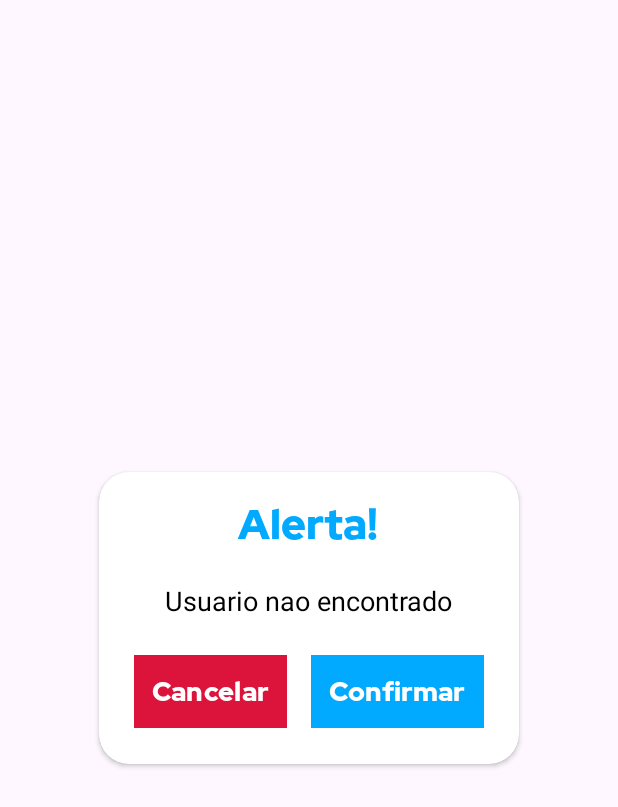
After one commit to PyMarcus/python_de_bolso, an Android app: the layout notify.xml on its own in the app's theme, with its tools: preview values and no code run, on a phone screen of 412 x 824 dp. The commit adds this screen. Shown: the top 807 px of the screen. Run offline under Robolectric (Android 15) with nearby library versions, the light colour scheme and no system bars.

Commit message:
add notifications

```diff
--- /dev/null
+++ b/app/src/main/res/layout/notify.xml
@@ -0,0 +1,80 @@
+<?xml version="1.0" encoding="utf-8"?>
+<androidx.cardview.widget.CardView xmlns:android="http://schemas.android.com/apk/res/android"
+    android:layout_width="280dp"
+    android:layout_height="wrap_content"
+    xmlns:app="http://schemas.android.com/apk/res-auto"
+    app:cardBackgroundColor="@color/white"
+    app:cardCornerRadius="20dp"
+    android:layout_gravity="center"
+    android:layout_marginHorizontal="20dp"
+    >
+
+    <LinearLayout
+        android:gravity="center"
+        android:layout_width="match_parent"
+        android:layout_height="wrap_content"
+        android:orientation="vertical"
+        android:padding="16dp"
+        >
+        <com.google.android.material.textview.MaterialTextView
+            android:id="@+id/title"
+            android:layout_width="wrap_content"
+            android:layout_height="wrap_content"
+            android:text="Alerta!"
+            android:textColor="@color/blue"
+            android:textSize="28sp"
+            android:textStyle="bold"
+            style="@style/startTitle"
+            android:layout_marginBottom="20dp"
+            />
+
+        <com.google.android.material.textview.MaterialTextView
+            android:id="@+id/message"
+            android:layout_width="wrap_content"
+            android:layout_height="wrap_content"
+            android:text="Usuario nao encontrado"
+            android:textColor="@color/black"
+            android:textSize="18sp"
+            android:textStyle="normal"
+            />
+
+        <LinearLayout
+            android:layout_width="match_parent"
+            android:layout_height="wrap_content"
+            android:orientation="horizontal"
+            android:gravity="center"
+            android:layout_marginTop="16dp"
+            android:padding="4dp">
+
+            <Button
+                android:id="@+id/notify_cancel"
+                android:layout_width="wrap_content"
+                android:layout_height="wrap_content"
+                android:text="@string/cancel"
+                android:backgroundTint="@color/red"
+                android:fontFamily="@font/bold"
+                android:padding="12dp"
+                app:cornerRadius="0dp"
+                android:layout_marginEnd="8dp"
+                android:textSize="18sp"
+                android:gravity="center"
+            />
+
+            <Button
+                android:id="@+id/notify_ok"
+                android:layout_width="wrap_content"
+                android:layout_height="wrap_content"
+                android:text="@string/ok"
+                android:backgroundTint="@color/blue"
+                android:fontFamily="@font/bold"
+                android:padding="12dp"
+                app:cornerRadius="0dp"
+                android:layout_marginStart="8dp"
+                android:textSize="18sp"
+                android:gravity="center"
+            />
+        </LinearLayout>
+
+    </LinearLayout>
+
+</androidx.cardview.widget.CardView>
--- a/app/src/main/res/values/colors.xml
+++ b/app/src/main/res/values/colors.xml
@@ -4,4 +4,5 @@
     <color name="white">#FFFFFFFF</color>
     <color name="blue">#02aaff</color>
     <color name="yellow">#D9A625</color>
+    <color name="red">#DC143C</color>
 </resources>
--- a/app/src/main/res/values/strings.xml
+++ b/app/src/main/res/values/strings.xml
@@ -7,4 +7,6 @@
     <string name="btn_login">Iniciar</string>
     <string name="txt_register_login">Primeira vez aqui?</string>
     <string name="register_login">Cadastrar</string>
+    <string name="cancel">Cancelar</string>
+    <string name="ok">Confirmar</string>
 </resources>
```
Also changed, not shown: app/src/main/java/com/example/pythondebolso/LoginActivity.kt (+86 -3 lines), app/src/main/java/com/example/pythondebolso/controllers/UserController.kt (+39 -1 lines), app/src/main/java/com/example/pythondebolso/database/PythonDeBolsoDB.kt (+28 -2 lines), app/src/main/java/com/example/pythondebolso/models/UserEntity.kt (+21 -1 lines), app/src/main/java/com/example/pythondebolso/repository/UserDAO.kt (+11 -0 lines).
